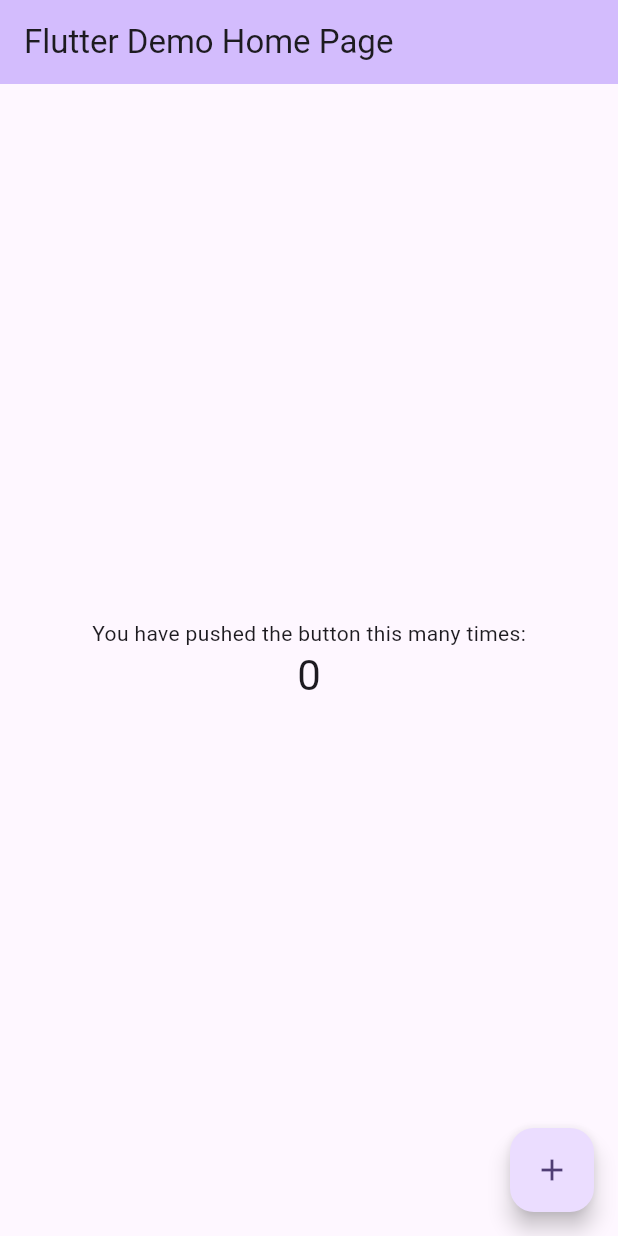
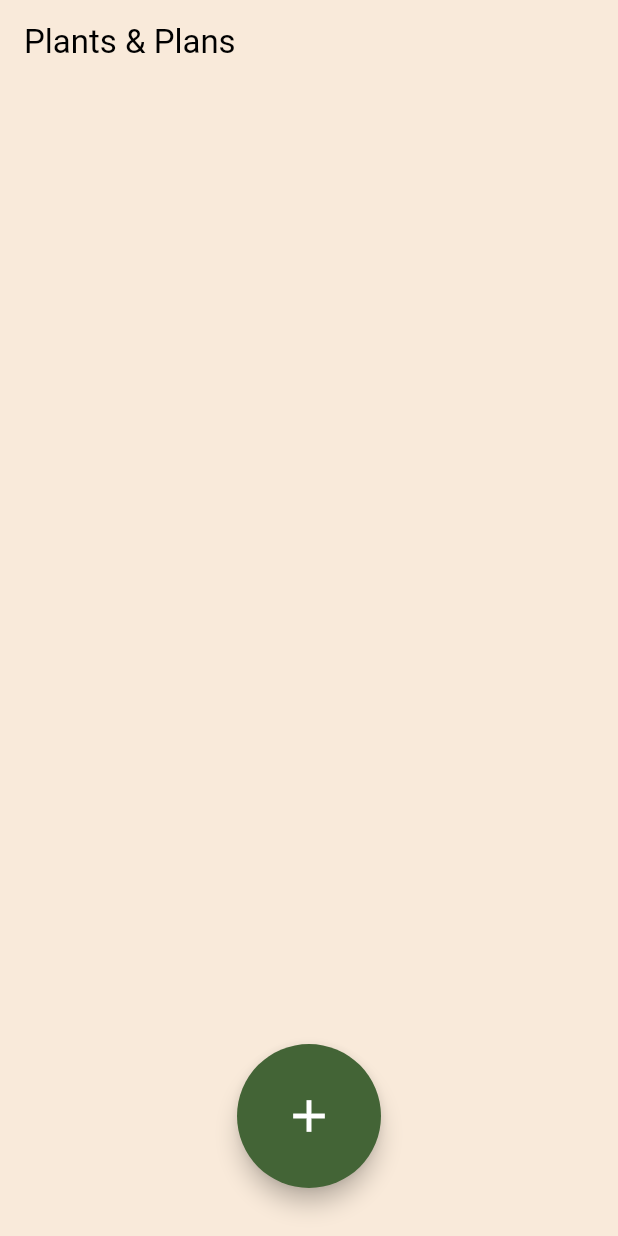
Before and after one commit to dontknow96/PlantsAndPlans, a Flutter app: the screen it shows after launch, on a phone screen of 412 x 824 dp. Run offline on Flutter 3.47's test engine with Material 3 defaults, Android fonts, the light colour scheme and no system bars.

Commit message:
started designing app and learning flutter

```diff
--- a/lib/main.dart
+++ b/lib/main.dart
@@ -1,4 +1,6 @@
 import 'package:flutter/material.dart';
+import 'plant_list/plant_list.dart';
+import 'themes/global_theme_data.dart';
 
 void main() {
   runApp(const MyApp());
@@ -7,119 +9,17 @@
 class MyApp extends StatelessWidget {
   const MyApp({super.key});
 
-  // This widget is the root of your application.
   @override
   Widget build(BuildContext context) {
     return MaterialApp(
       title: 'Flutter Demo',
-      theme: ThemeData(
-        // This is the theme of your application.
-        //
-        // TRY THIS: Try running your application with "flutter run". You'll see
-        // the application has a purple toolbar. Then, without quitting the app,
-        // try changing the seedColor in the colorScheme below to Colors.green
-        // and then invoke "hot reload" (save your changes or press the "hot
-        // reload" button in a Flutter-supported IDE, or press "r" if you used
-        // the command line to start the app).
-        //
-        // Notice that the counter didn't reset back to zero; the application
-        // state is not lost during the reload. To reset the state, use hot
-        // restart instead.
-        //
-        // This works for code too, not just values: Most code changes can be
-        // tested with just a hot reload.
-        colorScheme: ColorScheme.fromSeed(seedColor: Colors.deepPurple),
-        useMaterial3: true,
+      theme: GlobalThemeData.lightThemeData,
+      home: Scaffold(
+        appBar: AppBar(
+          title: const Text("Plants & Plans"),
+        ),
+        body: const PlantList(),
       ),
-      home: const MyHomePage(title: 'Flutter Demo Home Page'),
     );
   }
 }
-
-class MyHomePage extends StatefulWidget {
-  const MyHomePage({super.key, required this.title});
-
-  // This widget is the home page of your application. It is stateful, meaning
-  // that it has a State object (defined below) that contains fields that affect
-  // how it looks.
-
-  // This class is the configuration for the state. It holds the values (in this
-  // case the title) provided by the parent (in this case the App widget) and
-  // used by the build method of the State. Fields in a Widget subclass are
-  // always marked "final".
-
-  final String title;
-
-  @override
-  State<MyHomePage> createState() => _MyHomePageState();
-}
-
-class _MyHomePageState extends State<MyHomePage> {
-  int _counter = 0;
-
-  void _incrementCounter() {
-    setState(() {
-      // This call to setState tells the Flutter framework that something has
-      // changed in this State, which causes it to rerun the build method below
-      // so that the display can reflect the updated values. If we changed
-      // _counter without calling setState(), then the build method would not be
-      // called again, and so nothing would appear to happen.
-      _counter++;
-    });
-  }
-
-  @override
-  Widget build(BuildContext context) {
-    // This method is rerun every time setState is called, for instance as done
-    // by the _incrementCounter method above.
-    //
-    // The Flutter framework has been optimized to make rerunning build methods
-    // fast, so that you can just rebuild anything that needs updating rather
-    // than having to individually change instances of widgets.
-    return Scaffold(
-      appBar: AppBar(
-        // TRY THIS: Try changing the color here to a specific color (to
-        // Colors.amber, perhaps?) and trigger a hot reload to see the AppBar
-        // change color while the other colors stay the same.
-        backgroundColor: Theme.of(context).colorScheme.inversePrimary,
-        // Here we take the value from the MyHomePage object that was created by
-        // the App.build method, and use it to set our appbar title.
-        title: Text(widget.title),
-      ),
-      body: Center(
-        // Center is a layout widget. It takes a single child and positions it
-        // in the middle of the parent.
-        child: Column(
-          // Column is also a layout widget. It takes a list of children and
-          // arranges them vertically. By default, it sizes itself to fit its
-          // children horizontally, and tries to be as tall as its parent.
-          //
-          // Column has various properties to control how it sizes itself and
-          // how it positions its children. Here we use mainAxisAlignment to
-          // center the children vertically; the main axis here is the vertical
-          // axis because Columns are vertical (the cross axis would be
-          // horizontal).
-          //
-          // TRY THIS: Invoke "debug painting" (choose the "Toggle Debug Paint"
-          // action in the IDE, or press "p" in the console), to see the
-          // wireframe for each widget.
-          mainAxisAlignment: MainAxisAlignment.center,
-          children: <Widget>[
-            const Text(
-              'You have pushed the button this many times:',
-            ),
-            Text(
-              '$_counter',
-              style: Theme.of(context).textTheme.headlineMedium,
-            ),
-          ],
-        ),
-      ),
-      floatingActionButton: FloatingActionButton(
-        onPressed: _incrementCounter,
-        tooltip: 'Increment',
-        child: const Icon(Icons.add),
-      ), // This trailing comma makes auto-formatting nicer for build methods.
-    );
-  }
-}
--- /dev/null
+++ b/lib/plant_list/plant_list.dart
@@ -0,0 +1,24 @@
+import 'package:flutter/material.dart';
+import 'widgets/add_plant_button.dart';
+
+class PlantList extends StatelessWidget {
+  const PlantList({super.key});
+
+  @override
+  Widget build(BuildContext context) {
+    return Scaffold(
+      body: Container(),
+      bottomNavigationBar: BottomAppBar(
+        shape: const AutomaticNotchedShape(
+          RoundedRectangleBorder(
+              borderRadius: BorderRadius.vertical(top: Radius.circular(80))
+          ),
+        ),
+        child: Container(height: 50.0),
+      ),
+      floatingActionButton: const AddPlantButton(),
+      floatingActionButtonLocation: FloatingActionButtonLocation.centerDocked,
+    );
+  }
+
+}
--- /dev/null
+++ b/lib/plant_list/widgets/add_plant_button.dart
@@ -0,0 +1,15 @@
+import 'package:flutter/material.dart';
+
+class AddPlantButton extends StatelessWidget {
+  const AddPlantButton({super.key});
+
+  @override
+  Widget build(BuildContext context) {
+    return  FloatingActionButton.large(
+      onPressed: () {},
+      shape: const CircleBorder(),
+      child: const Icon(Icons.add),
+    );
+  }
+
+}
--- /dev/null
+++ b/lib/themes/global_theme_data.dart
@@ -0,0 +1,26 @@
+import 'package:flutter/material.dart';
+
+class GlobalThemeData {
+  static ThemeData lightThemeData = ThemeData(
+    colorScheme: lightColorScheme,
+    focusColor: lightFocusColor,
+  );
+
+  static const ColorScheme lightColorScheme = ColorScheme(
+      brightness: Brightness.light,
+      primary: Color.fromARGB(255, 67, 100, 54),
+      onPrimary: Color.fromARGB(255, 255, 255, 255),
+      secondary: Color.fromARGB(255, 252, 170, 103),
+      onSecondary: Color.fromARGB(255, 0, 0, 0),
+      tertiary: Color.fromARGB(255, 230, 248, 178),
+      onTertiary: Color.fromARGB(255, 0, 0, 0),
+      error: Color.fromARGB(255, 216, 59, 41),
+      onError: Color.fromARGB(255, 255, 255, 255),
+      background: Color.fromARGB(255, 220, 193, 168),
+      onBackground: Color.fromARGB(255, 0, 0, 0),
+      surface: Color.fromARGB(255, 249, 234, 218),
+      onSurface: Color.fromARGB(255, 0, 0, 0),
+  );
+
+  static const Color lightFocusColor = Color.fromARGB(20, 0, 0, 0);
+}
```
Also changed, not shown: pubspec.yaml (+2 -71 lines).
